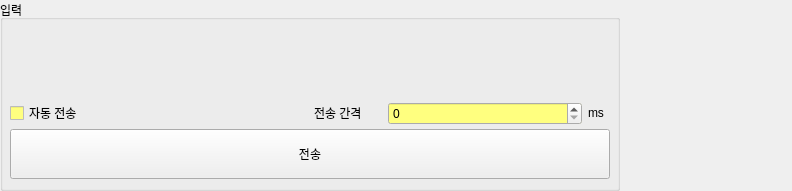
Before: the Qt Designer form src/widgets/inputWidget/ui.ui in RavenKyu/DataPort, drawn with Qt 5.
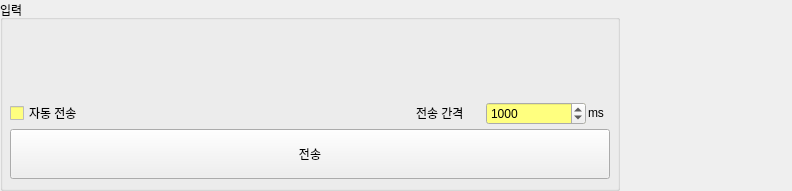
After: the same form once the commit is applied.

```diff
--- a/src/widgets/inputWidget/ui.ui
+++ b/src/widgets/inputWidget/ui.ui
@@ -242,6 +242,12 @@
     <layout class="QHBoxLayout" name="horizontalLayout_20">
      <item>
       <widget class="QCheckBox" name="checkBox_autoSending">
+       <property name="minimumSize">
+        <size>
+         <width>400</width>
+         <height>0</height>
+        </size>
+       </property>
        <property name="text">
         <string>자동 전송</string>
        </property>
@@ -249,6 +255,9 @@
      </item>
      <item>
       <layout class="QHBoxLayout" name="horizontalLayout_21">
+       <property name="spacing">
+        <number>2</number>
+       </property>
        <item>
         <widget class="QLabel" name="label_15">
          <property name="sizePolicy">
@@ -276,9 +285,18 @@
        </item>
        <item>
         <widget class="QSpinBox" name="sp_intervalTime">
+         <property name="maximumSize">
+          <size>
+           <width>100</width>
+           <height>16777215</height>
+          </size>
+         </property>
          <property name="maximum">
           <number>999999999</number>
          </property>
+         <property name="value">
+          <number>1000</number>
+         </property>
         </widget>
        </item>
        <item>
```
Left out of the diff: 6 changed lines with no effect on the pictures.
